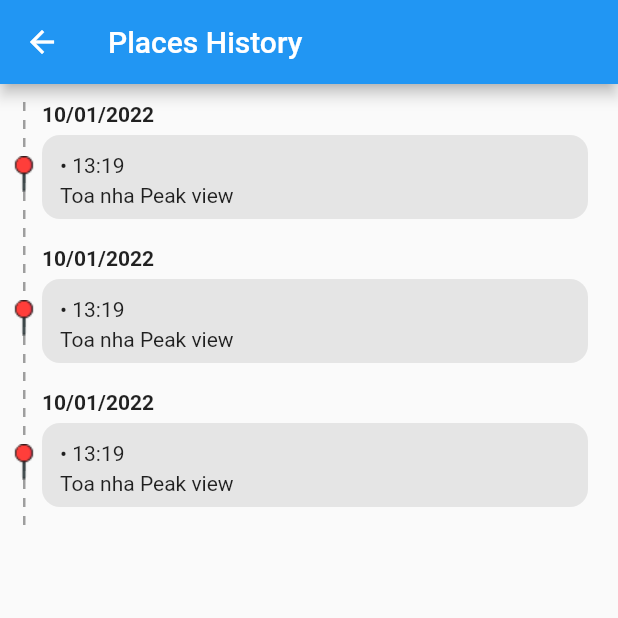
After one commit to hoangatuan/PCCovid_Flutter, a Flutter app: the PlacesHistoryScreen screen opened directly, on a phone screen of 412 x 824 dp, the top half of it. The commit adds this screen. Run offline on Flutter 3.47's test engine with Material 2 defaults, Android fonts, the phone set to English and light mode, and no system bars; our stand-ins replace fl_chart, flutter_svg, hexcolor, shared_preferences, webview_flutter; accounts and stored records are empty; project files that could hold a hidden picture were left out.

Commit message:
Create UI Places History Screen

```diff
--- /dev/null
+++ b/lib/models/place.dart
@@ -0,0 +1,6 @@
+class Place {
+  DateTime date;
+  String location;
+
+  Place(this.date, this.location);
+}
--- a/lib/screens/account/account_screen.dart
+++ b/lib/screens/account/account_screen.dart
@@ -2,6 +2,7 @@ import 'package:flutter/material.dart';
 import 'package:pccovid/helpers/constants.dart';
 import 'package:pccovid/screens/account/view_model/account_view_model.dart';
 import 'package:pccovid/screens/guide/guide_screen.dart';
+import 'package:pccovid/screens/places_history/places_history_screen.dart';
 import 'package:pccovid/screens/webview/in_app_webview_screen.dart';
 import 'package:pccovid/services/shared_pref_service.dart';
 
@@ -91,6 +92,10 @@ class _AccountScreenState extends State<AccountScreen> {
       case 1:
         break;
       case 2:
+        Navigator.push(
+            context,
+            MaterialPageRoute(
+                builder: (context) => const PlacesHistoryScreen()));
         break;
       default:
         SharePreferenceService.setValue(
--- /dev/null
+++ b/lib/screens/places_history/places_history_row.dart
@@ -0,0 +1,74 @@
+import 'package:flutter/material.dart';
+
+class PlacesHistoryRow extends StatelessWidget {
+  const PlacesHistoryRow({
+    Key? key,
+  }) : super(key: key);
+
+  @override
+  Widget build(BuildContext context) {
+    return SizedBox(
+      height: 96,
+      child: Padding(
+        padding: const EdgeInsets.only(right: 16),
+        child: Row(
+          children: [
+            SizedBox(
+              width: 24,
+              child: Stack(
+                children: [
+                  Center(
+                      child: SizedBox(
+                    width: 2,
+                    child: ListView.builder(itemBuilder: (context, index) {
+                      return Container(
+                          width: 2,
+                          height: 12,
+                          alignment: Alignment.topCenter,
+                          child: Container(
+                              color: Colors.grey,
+                              alignment: Alignment.topLeft,
+                              height: 6));
+                    }),
+                  )),
+                  Center(
+                      child: Image.asset("assets/icons/pin.png",
+                          width: 24, height: 24))
+                ],
+              ),
+            ),
+            const SizedBox(width: 0),
+            Expanded(
+              child: Column(
+                  crossAxisAlignment: CrossAxisAlignment.start,
+                  children: [
+                    const Text("10/01/2022",
+                        style: TextStyle(
+                            fontSize: 14, fontWeight: FontWeight.bold)),
+                    const SizedBox(height: 6),
+                    Container(
+                        height: 56,
+                        decoration: const BoxDecoration(
+                            color: Color(0xFFE5E5E5),
+                            borderRadius:
+                                BorderRadius.all(Radius.circular(12))),
+                        child: Stack(children: const [
+                          Positioned(
+                              child: Text("\u{2022} 13:19"),
+                              left: 12,
+                              top: 12,
+                              right: 8),
+                          Positioned(
+                              child: Text("Toa nha Peak view"),
+                              left: 12,
+                              bottom: 8,
+                              right: 8)
+                        ]))
+                  ]),
+            ),
+          ],
+        ),
+      ),
+    );
+  }
+}
--- /dev/null
+++ b/lib/screens/places_history/places_history_screen.dart
@@ -0,0 +1,24 @@
+import 'package:flutter/material.dart';
+import 'package:pccovid/screens/places_history/places_history_row.dart';
+
+class PlacesHistoryScreen extends StatelessWidget {
+  const PlacesHistoryScreen({Key? key}) : super(key: key);
+
+  @override
+  Widget build(BuildContext context) {
+    return Scaffold(
+      appBar: AppBar(
+        title: const Text('Places History'),
+      ),
+      body: Padding(
+        padding: const EdgeInsets.fromLTRB(4, 12, 4, 0),
+        child: ListView.builder(
+            itemCount: 3,
+            padding: const EdgeInsets.all(0),
+            itemBuilder: (context, index) {
+              return const PlacesHistoryRow();
+            }),
+      ),
+    );
+  }
+}
```
Also changed, not shown: assets/icons/pin.png (added), 1 other file.
